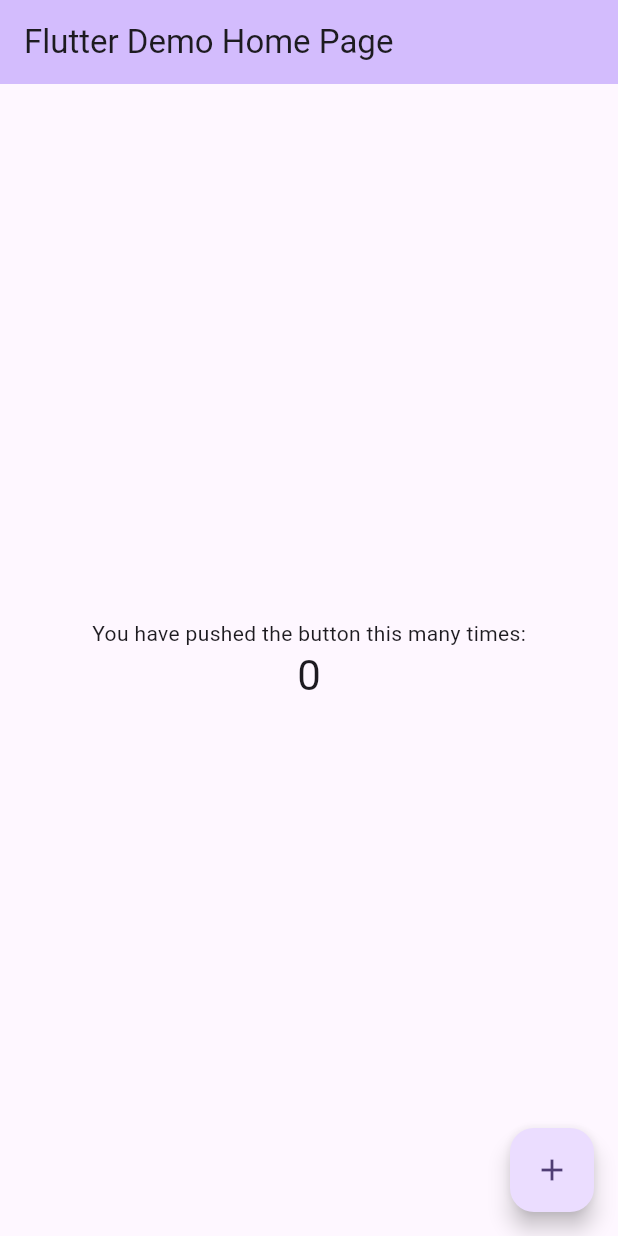
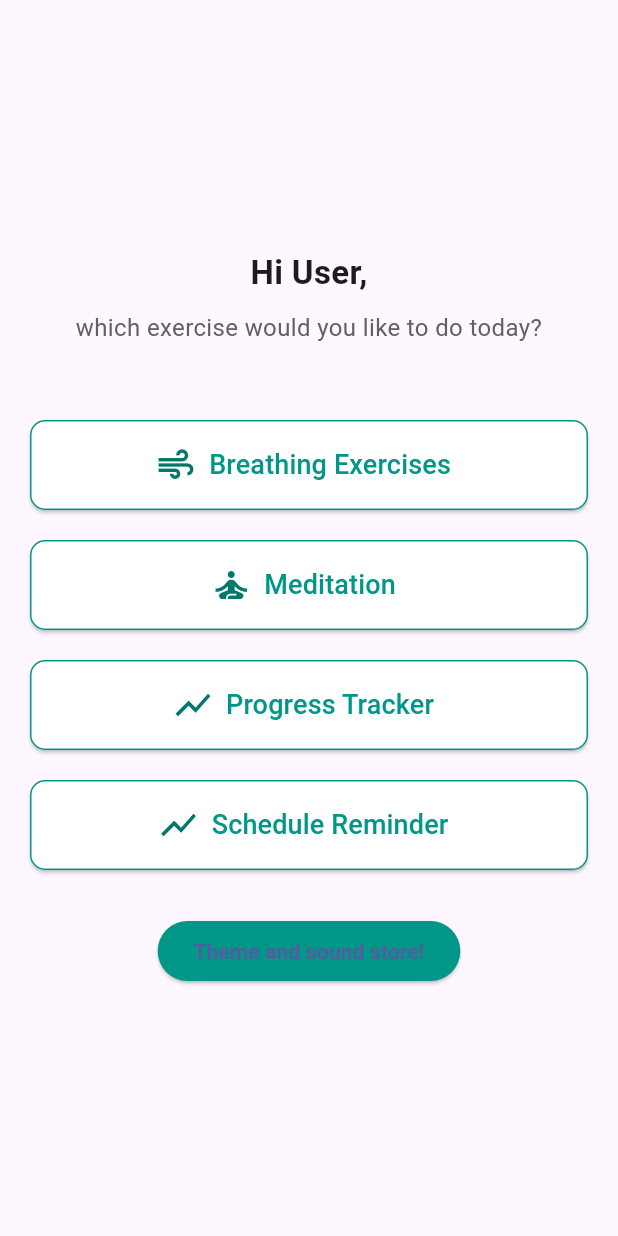
Before and after one commit to Jeditale/Hackaton_PC, a Flutter app: the screen it shows after launch, on a phone screen of 412 x 824 dp. Run offline on Flutter 3.47's test engine with Material 3 defaults, Android fonts, the light colour scheme and no system bars.

Commit message:
tried buttons

```diff
--- a/nirva/lib/main.dart
+++ b/nirva/lib/main.dart
@@ -1,125 +1,120 @@
 import 'package:flutter/material.dart';
 
-void main() {
-  runApp(const MyApp());
-}
+void main() => runApp(MainMenu());
 
-class MyApp extends StatelessWidget {
-  const MyApp({super.key});
-
-  // This widget is the root of your application.
+class MainMenu extends StatelessWidget {
   @override
   Widget build(BuildContext context) {
     return MaterialApp(
-      title: 'Flutter Demo',
+      title: 'Nirva',
       theme: ThemeData(
-        // This is the theme of your application.
-        //
-        // TRY THIS: Try running your application with "flutter run". You'll see
-        // the application has a purple toolbar. Then, without quitting the app,
-        // try changing the seedColor in the colorScheme below to Colors.green
-        // and then invoke "hot reload" (save your changes or press the "hot
-        // reload" button in a Flutter-supported IDE, or press "r" if you used
-        // the command line to start the app).
-        //
-        // Notice that the counter didn't reset back to zero; the application
-        // state is not lost during the reload. To reset the state, use hot
-        // restart instead.
-        //
-        // This works for code too, not just values: Most code changes can be
-        // tested with just a hot reload.
-        colorScheme: ColorScheme.fromSeed(seedColor: Colors.deepPurple),
-        useMaterial3: true,
+        primarySwatch: Colors.blue,
       ),
-      home: const MyHomePage(title: 'Flutter Demo Home Page'),
+      home: MainPage(),
     );
   }
 }
 
-class MyHomePage extends StatefulWidget {
-  const MyHomePage({super.key, required this.title});
+class MainPage extends StatelessWidget {
+  @override
+  Widget build(BuildContext context) {
+    return Scaffold(
+      // appBar: AppBar(
+      //   title: Text('Mindful Practices'),
+      //   centerTitle: true,
+      //   backgroundColor: Colors.teal,
+      // ),
+      body: Center(
+        child: Padding(
+          padding: const EdgeInsets.all(20.0),
+          child: Column(
+            mainAxisAlignment: MainAxisAlignment.center,
+            children: [
+              Text(
+                'Hi User,',
+                style: TextStyle(fontSize: 22, fontWeight: FontWeight.bold),
+                textAlign: TextAlign.center,
+              ),
+              SizedBox(height: 10),
+              Text(
+                'which exercise would you like to do today?',
+                style: TextStyle(fontSize: 16, color: Colors.grey[700]),
+                textAlign: TextAlign.center,
+              ),
+              SizedBox(height: 40),
+              MainButton(
+                title: 'Breathing Exercises',
+                icon: Icons.air,
+                onPressed: () {
+                  // Navigate to Breathing Exercises Page
+                },
+              ),
+              MainButton(
+                title: 'Meditation',
+                icon: Icons.self_improvement,
+                onPressed: () {
+                  // Navigate to Meditation Page
+                },
+              ),
+              MainButton(
+                title: 'Progress Tracker',
+                icon: Icons.show_chart,
+                onPressed: () {
+                  // Navigate to Progress Tracker Page
+                },
 
-  // This widget is the home page of your application. It is stateful, meaning
-  // that it has a State object (defined below) that contains fields that affect
-  // how it looks.
+              ),
+              MainButton(
+                title: 'Schedule Reminder',
+                icon: Icons.show_chart,
+                onPressed: () {
+                  // Navigate to Progress Tracker Page
+                },
 
-  // This class is the configuration for the state. It holds the values (in this
-  // case the title) provided by the parent (in this case the App widget) and
-  // used by the build method of the State. Fields in a Widget subclass are
-  // always marked "final".
-
-  final String title;
-
-  @override
-  State<MyHomePage> createState() => _MyHomePageState();
+              ),
+              SizedBox(height: 20),
+              ElevatedButton(
+                style: ElevatedButton.styleFrom(
+                  backgroundColor: Colors.teal,
+                ),
+                onPressed: () {
+                  // Schedule Reminders
+                },
+                child: Text('Theme and sound store!'),
+              ),
+            ],
+          ),
+        ),
+      ),
+    );
+  }
 }
 
-class _MyHomePageState extends State<MyHomePage> {
-  int _counter = 0;
+class MainButton extends StatelessWidget {
+  final String title;
+  final IconData icon;
+  final VoidCallback onPressed;
 
-  void _incrementCounter() {
-    setState(() {
-      // This call to setState tells the Flutter framework that something has
-      // changed in this State, which causes it to rerun the build method below
-      // so that the display can reflect the updated values. If we changed
-      // _counter without calling setState(), then the build method would not be
-      // called again, and so nothing would appear to happen.
-      _counter++;
-    });
-  }
+  MainButton({required this.title, required this.icon, required this.onPressed});
 
   @override
   Widget build(BuildContext context) {
-    // This method is rerun every time setState is called, for instance as done
-    // by the _incrementCounter method above.
-    //
-    // The Flutter framework has been optimized to make rerunning build methods
-    // fast, so that you can just rebuild anything that needs updating rather
-    // than having to individually change instances of widgets.
-    return Scaffold(
-      appBar: AppBar(
-        // TRY THIS: Try changing the color here to a specific color (to
-        // Colors.amber, perhaps?) and trigger a hot reload to see the AppBar
-        // change color while the other colors stay the same.
-        backgroundColor: Theme.of(context).colorScheme.inversePrimary,
-        // Here we take the value from the MyHomePage object that was created by
-        // the App.build method, and use it to set our appbar title.
-        title: Text(widget.title),
+    return Padding(
+      padding: const EdgeInsets.symmetric(vertical: 10.0),
+      child: ElevatedButton.icon(
+        icon: Icon(icon, size: 28, color: Colors.teal[700]),
+        label: Text(title, style: TextStyle(fontSize: 18)),
+        style: ElevatedButton.styleFrom(
+          backgroundColor: Colors.white,
+          foregroundColor: Colors.teal, // For text and icon color
+          minimumSize: Size(double.infinity, 60),
+          shape: RoundedRectangleBorder(
+            borderRadius: BorderRadius.circular(10),
+            side: BorderSide(color: Colors.teal),
+          ),
+        ),
+        onPressed: onPressed,
       ),
-      body: Center(
-        // Center is a layout widget. It takes a single child and positions it
-        // in the middle of the parent.
-        child: Column(
-          // Column is also a layout widget. It takes a list of children and
-          // arranges them vertically. By default, it sizes itself to fit its
-          // children horizontally, and tries to be as tall as its parent.
-          //
-          // Column has various properties to control how it sizes itself and
-          // how it positions its children. Here we use mainAxisAlignment to
-          // center the children vertically; the main axis here is the vertical
-          // axis because Columns are vertical (the cross axis would be
-          // horizontal).
-          //
-          // TRY THIS: Invoke "debug painting" (choose the "Toggle Debug Paint"
-          // action in the IDE, or press "p" in the console), to see the
-          // wireframe for each widget.
-          mainAxisAlignment: MainAxisAlignment.center,
-          children: <Widget>[
-            const Text(
-              'You have pushed the button this many times:',
-            ),
-            Text(
-              '$_counter',
-              style: Theme.of(context).textTheme.headlineMedium,
-            ),
-          ],
-        ),
-      ),
-      floatingActionButton: FloatingActionButton(
-        onPressed: _incrementCounter,
-        tooltip: 'Increment',
-        child: const Icon(Icons.add),
-      ), // This trailing comma makes auto-formatting nicer for build methods.
     );
   }
 }
```
Also changed, not shown: 1 other file.
